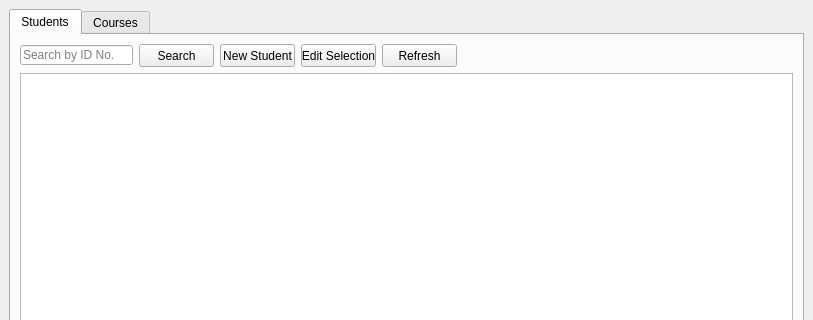
uvwbermudo/Reggies, file main.ui: the form before one commit; both pictures show x 0 to 813 and y 0 to 320 of the 813 by 596 pixel window.
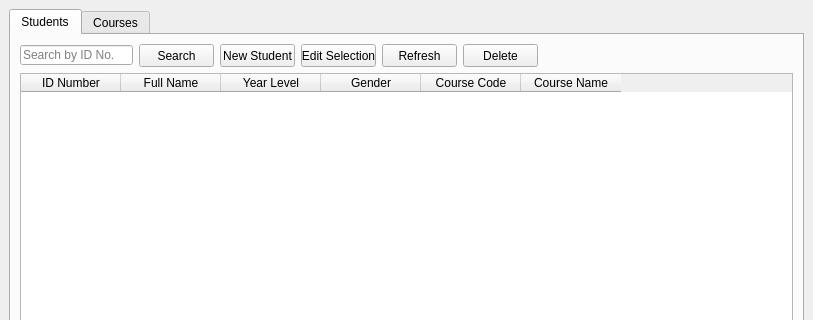
The form after the commit. The open tabs and pages were chosen to show the change.

```diff
--- a/main.ui
+++ b/main.ui
@@ -30,8 +30,8 @@
        <attribute name="title">
         <string>Students</string>
        </attribute>
-       <layout class="QVBoxLayout" name="verticalLayout">
-        <item>
+       <layout class="QGridLayout" name="gridLayout">
+        <item row="0" column="0">
          <layout class="QHBoxLayout" name="horizontalLayout_2">
           <item>
            <widget class="QLineEdit" name="student_searchbar">
@@ -128,6 +128,25 @@
             </property>
            </widget>
           </item>
+          <item>
+           <widget class="QPushButton" name="student_delete">
+            <property name="minimumSize">
+             <size>
+              <width>75</width>
+              <height>23</height>
+             </size>
+            </property>
+            <property name="maximumSize">
+             <size>
+              <width>75</width>
+              <height>23</height>
+             </size>
+            </property>
+            <property name="text">
+             <string>Delete</string>
+            </property>
+           </widget>
+          </item>
           <item>
            <spacer name="horizontalSpacer">
             <property name="orientation">
@@ -143,8 +162,42 @@
           </item>
          </layout>
         </item>
-        <item>
-         <widget class="QTableWidget" name="student_table"/>
+        <item row="1" column="0">
+         <widget class="QTableWidget" name="student_table">
+          <property name="editTriggers">
+           <set>QAbstractItemView::NoEditTriggers</set>
+          </property>
+          <column>
+           <property name="text">
+            <string>ID Number</string>
+           </property>
+          </column>
+          <column>
+           <property name="text">
+            <string>Full Name</string>
+           </property>
+          </column>
+          <column>
+           <property name="text">
+            <string>Year Level</string>
+           </property>
+          </column>
+          <column>
+           <property name="text">
+            <string>Gender</string>
+           </property>
+          </column>
+          <column>
+           <property name="text">
+            <string>Course Code</string>
+           </property>
+          </column>
+          <column>
+           <property name="text">
+            <string>Course Name</string>
+           </property>
+          </column>
+         </widget>
         </item>
        </layout>
       </widget>
```
Left out of the diff: 45 changed lines with no effect on the pictures.
